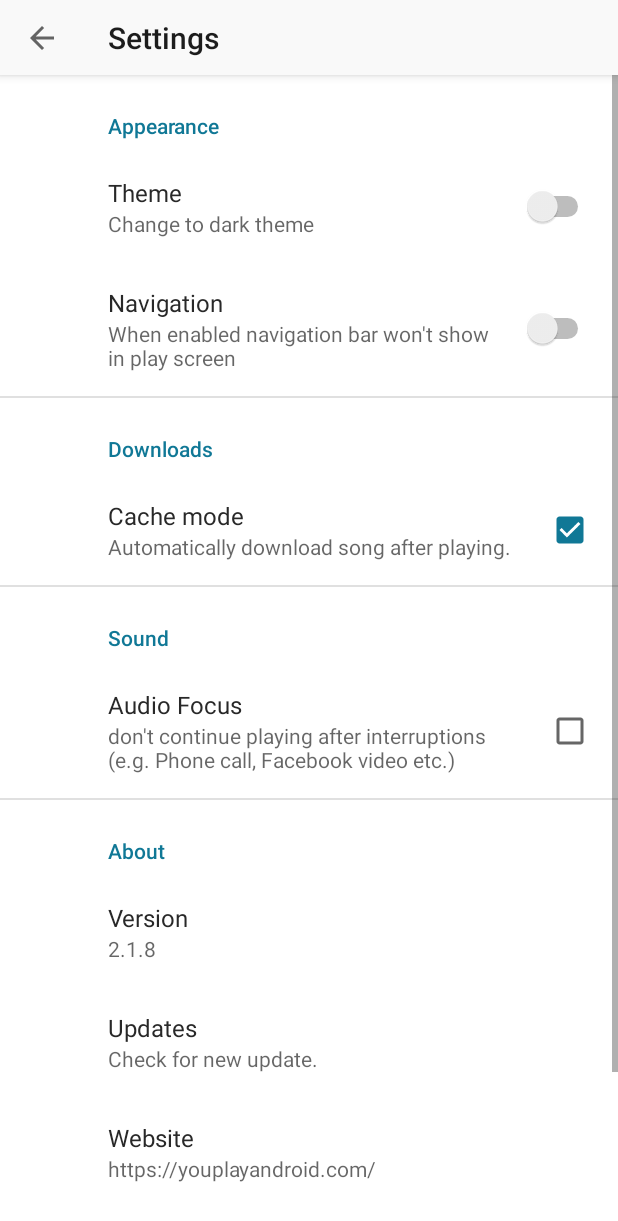
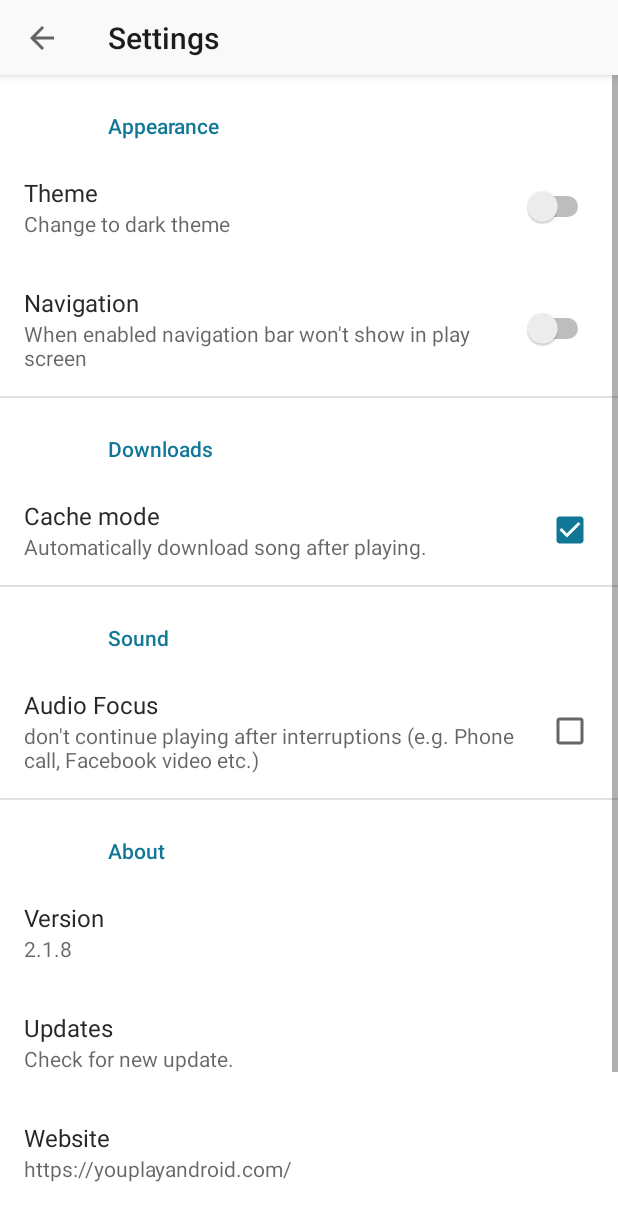
Before and after one commit to Stipess1/YouPlay, an Android app: the SettingsFragment screen opened directly, with no data from a screen before it, on a phone screen of 412 x 824 dp. Shown: the top 1221 px of the screen. Run offline under Robolectric (Android 15) with nearby library versions, the phone set to English and light mode, and no system bars; our stand-ins replace androidx.preference.

Commit message:
Remove margins from preferences

```diff
--- a/app/src/main/java/com/stipess/youplay/AudioService.java
+++ b/app/src/main/java/com/stipess/youplay/AudioService.java
@@ -86,7 +86,6 @@ public class AudioService extends JobIntentService implements AudioManager.OnAud
     private AudioManager audioManager;
     private static final int NOTIFICATION_ID = NotificationId.getID();
 
-    public RemoteViews remoteViews;
     private ArrayList<Station> stations;
     private Music music;
     private Station station;
@@ -106,7 +105,6 @@ public class AudioService extends JobIntentService implements AudioManager.OnAud
     private String image = "";
     private String title = "";
     private String author = "";
-    private boolean firstTime = true;
 
     public AudioService()
     {
--- a/app/src/main/java/com/stipess/youplay/fragments/SettingsFragment.java
+++ b/app/src/main/java/com/stipess/youplay/fragments/SettingsFragment.java
@@ -22,16 +22,13 @@ import androidx.appcompat.app.AlertDialog;
 import androidx.core.content.FileProvider;
 import androidx.preference.CheckBoxPreference;
 import androidx.preference.Preference;
+import androidx.preference.PreferenceFragmentCompat;
 import androidx.preference.PreferenceScreen;
 import androidx.preference.SwitchPreference;
 
-import com.google.android.gms.tasks.OnFailureListener;
-import com.google.android.gms.tasks.OnSuccessListener;
-import com.google.firebase.FirebaseApp;
 import com.stipess.youplay.AudioService;
 import com.stipess.youplay.BuildConfig;
 import com.stipess.youplay.Ilisteners.OnThemeChanged;
-import com.stipess.youplay.MainActivity;
 import com.stipess.youplay.R;
 import com.stipess.youplay.fragments.preference.BasePreferenceFragmentCompat;
 import com.stipess.youplay.utils.Constants;
@@ -64,7 +61,7 @@ import com.liulishuo.filedownloader.FileDownloader;
  * You should have received a copy of the GNU General Public License
  * along with YouPlay.  If not, see <http://www.gnu.org/licenses/>.
  */
-public class SettingsFragment extends BasePreferenceFragmentCompat{
+public class SettingsFragment extends PreferenceFragmentCompat {
 
     private SharedPreferences preferences;
     private SharedPreferences.OnSharedPreferenceChangeListener listener;
--- a/app/src/main/res/xml/preference.xml
+++ b/app/src/main/res/xml/preference.xml
@@ -1,9 +1,11 @@
 <?xml version="1.0" encoding="utf-8"?>
-<PreferenceScreen xmlns:android="http://schemas.android.com/apk/res/android">
+<PreferenceScreen xmlns:android="http://schemas.android.com/apk/res/android"
+    xmlns:app="http://schemas.android.com/apk/res-auto">
 
     <PreferenceCategory
         android:title="@string/pref_appearance">
         <SwitchPreference
+            app:iconSpaceReserved="false"
             android:id="@+id/switch_pref"
             android:key="@string/switch_key"
             android:defaultValue="false"
@@ -12,6 +14,7 @@
             android:title="@string/switch_theme"/>
 
         <SwitchPreference
+            app:iconSpaceReserved="false"
             android:id="@+id/navigation"
             android:key="navigation"
             android:defaultValue="false"
@@ -24,6 +27,7 @@
         android:title="@string/pref_download">
 
         <CheckBoxPreference
+            app:iconSpaceReserved="false"
             android:id="@+id/cache_mode"
             android:enabled="true"
             android:key="cache_mode"
@@ -39,6 +43,7 @@
         android:title="@string/pref_sound">
 
         <CheckBoxPreference
+            app:iconSpaceReserved="false"
             android:key="sound_mode"
             android:defaultValue="false"
             android:title="@string/pref_focus_mode"
@@ -49,25 +54,30 @@
     <PreferenceCategory
         android:title="@string/about">
         <PreferenceScreen
+            app:iconSpaceReserved="false"
             android:key="@string/current_version"
             android:title="@string/current_version"/>
 
         <PreferenceScreen
+            app:iconSpaceReserved="false"
             android:key="version_check"
             android:title="@string/version_check"
             android:summary="@string/version_summary"/>
 
         <PreferenceScreen
+            app:iconSpaceReserved="false"
             android:key="website"
             android:title="@string/website"
             android:summary="https://youplayandroid.com/"/>
 
         <PreferenceScreen
+            app:iconSpaceReserved="false"
             android:key="contribute"
             android:title="@string/contribute"
             android:summary="@string/contribute_summary"/>
 
         <PreferenceScreen
+            app:iconSpaceReserved="false"
             android:key="send_email"
             android:title="@string/send_email"
             android:summary="stipess@youplayandroid.com"/>
```
Also changed, not shown: app/build.gradle (+7 -7 lines), app/src/main/java/com/stipess/youplay/fragments/BaseFragment.java (+13 -8 lines), app/src/main/java/com/stipess/youplay/fragments/PlayFragment.java (+0 -7 lines), app/src/main/java/com/stipess/youplay/fragments/RadioFragment.java (+14 -14 lines), app/src/main/java/com/stipess/youplay/utils/Utils.java (+0 -66 lines).
